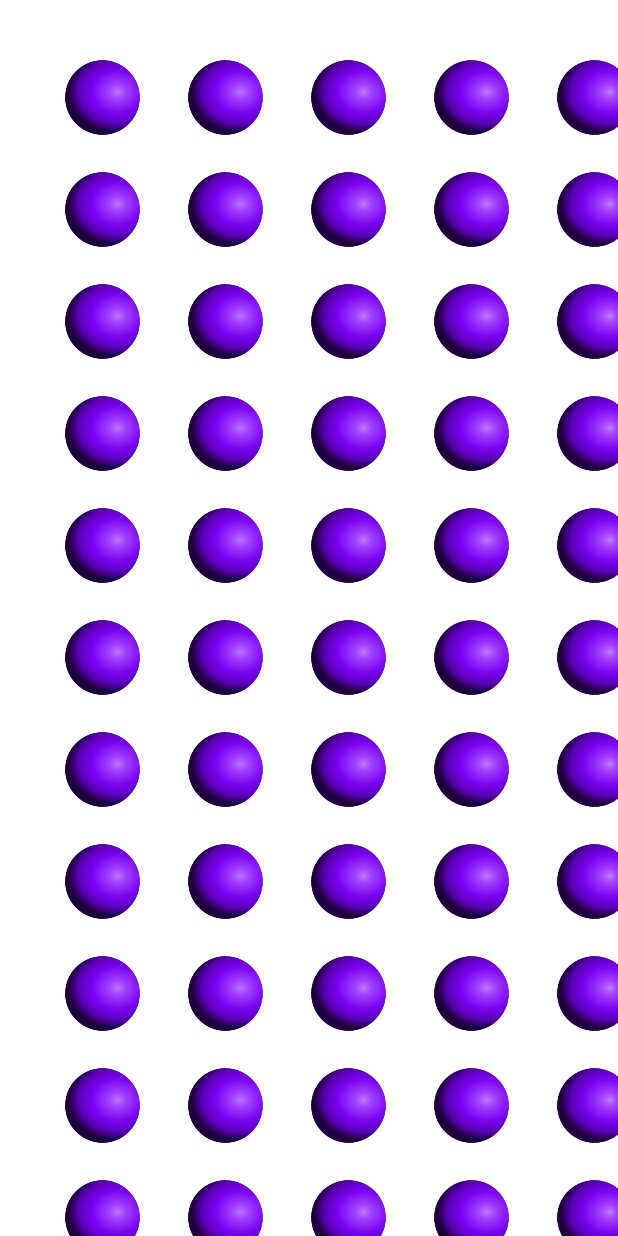
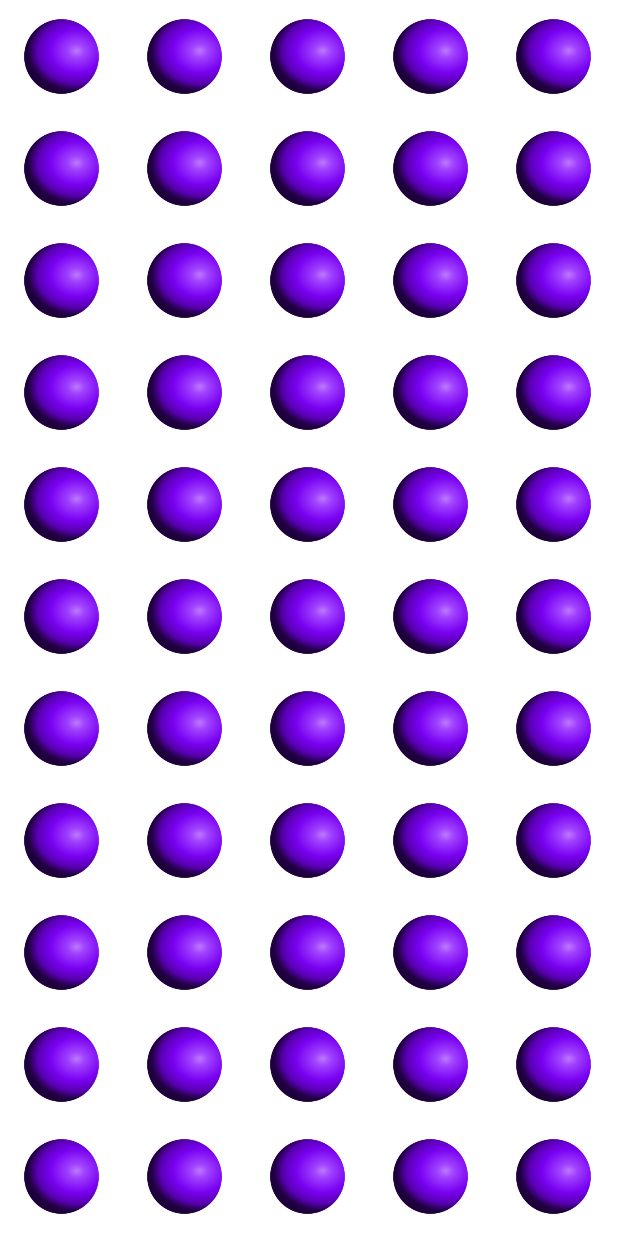
Before and after one commit to niikha/MastermindSE, an Android app: the screen it shows after launch (MainActivity), on a phone screen of 412 x 824 dp. Run offline under Robolectric (Android 15) with nearby library versions, the phone set to English and light mode, and no system bars.

Commit message:
NH | Added offset to pin drawing

```diff
--- a/codebase/app/src/main/java/com/example/mastermind/MainActivity.java
+++ b/codebase/app/src/main/java/com/example/mastermind/MainActivity.java
@@ -88,18 +88,22 @@ public class MainActivity extends AppCompatActivity {
      *  The pin's colour ID
      */
     public void drawPin(int column, int row, int id){
+
+        //get ImageView
         ImageView view = getPinFromID(id);
-        int x = colCoordinates[column];
-        int y = rowCoordinates[row];
+
+        //set size
+        int size = (int)(relativeTextureSize() * 1.3);
+        RelativeLayout.LayoutParams params = new RelativeLayout.LayoutParams(size, size);
+
+        //set x and y coordinates for pin (Center of texture should be on point (default would be top left corner) -> Offset by half of size in -x and -y direction)
+        int offset = size / 2;
+        int x = colCoordinates[column] - offset;
+        int y = rowCoordinates[row] - offset;
         view.setX(x);
         view.setY(y);
-        int size = (int)(relativeTextureSize() * 1.3);
-        LinearLayout.LayoutParams params = new LinearLayout.LayoutParams(size, size);
-        params.gravity=0;
-        params.weight=0;
-        params.setMarginEnd(0);
-        params.setMargins(0,0,0,0);
-        params.setMarginStart(0);
+
+        //Add pin to layout
         relativeLayout.addView(view, params);
     }
 
```
